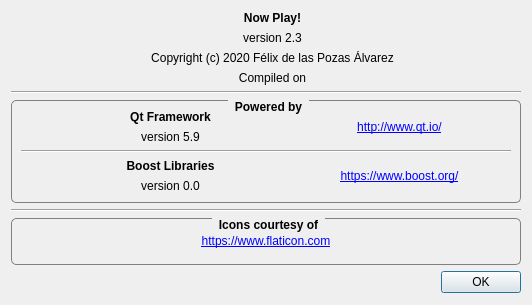
This is AboutDialog.ui in FelixdelasPozas/Now-Play as Qt 5 draws it before an edit. The edited form follows.
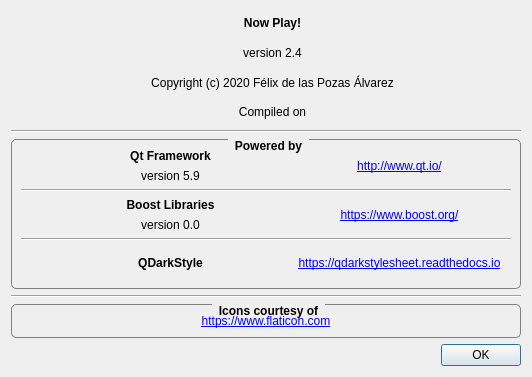
This is the edited form. Icons and pictures are not drawn.

Commit message: Added a dark GUI theme.

What changed in the file:
```diff
--- a/AboutDialog.ui
+++ b/AboutDialog.ui
@@ -7,21 +7,9 @@
     <x>0</x>
     <y>0</y>
     <width>532</width>
-    <height>305</height>
+    <height>377</height>
    </rect>
   </property>
-  <property name="minimumSize">
-   <size>
-    <width>532</width>
-    <height>305</height>
-   </size>
-  </property>
-  <property name="maximumSize">
-   <size>
-    <width>532</width>
-    <height>305</height>
-   </size>
-  </property>
   <property name="windowTitle">
    <string>About...</string>
   </property>
@@ -32,7 +20,7 @@
   <property name="modal">
    <bool>true</bool>
   </property>
-  <layout class="QVBoxLayout" name="verticalLayout">
+  <layout class="QVBoxLayout" name="verticalLayout" stretch="1,0,0,0">
    <item>
     <layout class="QVBoxLayout" name="verticalLayout_2">
      <item>
@@ -93,7 +81,7 @@
          <item>
           <widget class="QLabel" name="m_version">
            <property name="text">
-            <string>version 2.3</string>
+            <string>version 2.4</string>
            </property>
            <property name="alignment">
             <set>Qt::AlignCenter</set>
@@ -317,6 +305,69 @@
           </item>
          </layout>
         </item>
+        <item>
+         <widget class="Line" name="line_4">
+          <property name="orientation">
+           <enum>Qt::Horizontal</enum>
+          </property>
+         </widget>
+        </item>
+        <item>
+         <layout class="QHBoxLayout" name="horizontalLayout_3">
+          <item>
+           <widget class="QLabel" name="label_5">
+            <property name="minimumSize">
+             <size>
+              <width>0</width>
+              <height>32</height>
+             </size>
+            </property>
+            <property name="maximumSize">
+             <size>
+              <width>32</width>
+              <height>32</height>
+             </size>
+            </property>
+            <property name="text">
+             <string/>
+            </property>
+           </widget>
+          </item>
+          <item>
+           <layout class="QVBoxLayout" name="verticalLayout_6">
+            <item>
+             <widget class="QLabel" name="label_12">
+              <property name="font">
+               <font>
+                <weight>75</weight>
+                <bold>true</bold>
+               </font>
+              </property>
+              <property name="text">
+               <string>QDarkStyle</string>
+              </property>
+              <property name="alignment">
+               <set>Qt::AlignCenter</set>
+              </property>
+             </widget>
+            </item>
+           </layout>
+          </item>
+          <item>
+           <widget class="QLabel" name="label_11">
+            <property name="text">
+             <string>&lt;a href=&quot;https://qdarkstylesheet.readthedocs.io&quot;&gt;https://qdarkstylesheet.readthedocs.io&lt;/a&gt;</string>
+            </property>
+            <property name="alignment">
+             <set>Qt::AlignCenter</set>
+            </property>
+            <property name="openExternalLinks">
+             <bool>true</bool>
+            </property>
+           </widget>
+          </item>
+         </layout>
+        </item>
        </layout>
       </widget>
      </item>
```
The commit also changes 217 other files.
